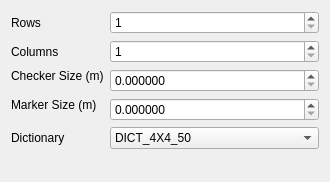
Before: the Qt Designer form gui/src/charuco_grid_target_finder.ui in ros-industrial/industrial_calibration, drawn with Qt 5.
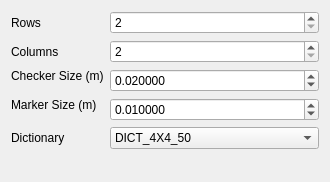
After: the same form once the commit is applied.

Commit message: Updated minimum number of rows and columns for ChArUco grid

```diff
--- a/gui/src/charuco_grid_target_finder.ui
+++ b/gui/src/charuco_grid_target_finder.ui
@@ -24,7 +24,7 @@
    <item row="0" column="1">
     <widget class="QSpinBox" name="rowSpinBox">
      <property name="minimum">
-      <number>1</number>
+      <number>2</number>
      </property>
     </widget>
    </item>
@@ -38,7 +38,7 @@
    <item row="1" column="1">
     <widget class="QSpinBox" name="colSpinBox">
      <property name="minimum">
-      <number>1</number>
+      <number>2</number>
      </property>
     </widget>
    </item>
@@ -63,6 +63,9 @@
      <property name="singleStep">
       <double>0.010000000000000</double>
      </property>
+     <property name="value">
+      <double>0.020000000000000</double>
+     </property>
     </widget>
    </item>
    <item row="3" column="0">
@@ -86,6 +89,9 @@
      <property name="singleStep">
       <double>0.010000000000000</double>
      </property>
+     <property name="value">
+      <double>0.010000000000000</double>
+     </property>
     </widget>
    </item>
    <item row="4" column="0">
```
